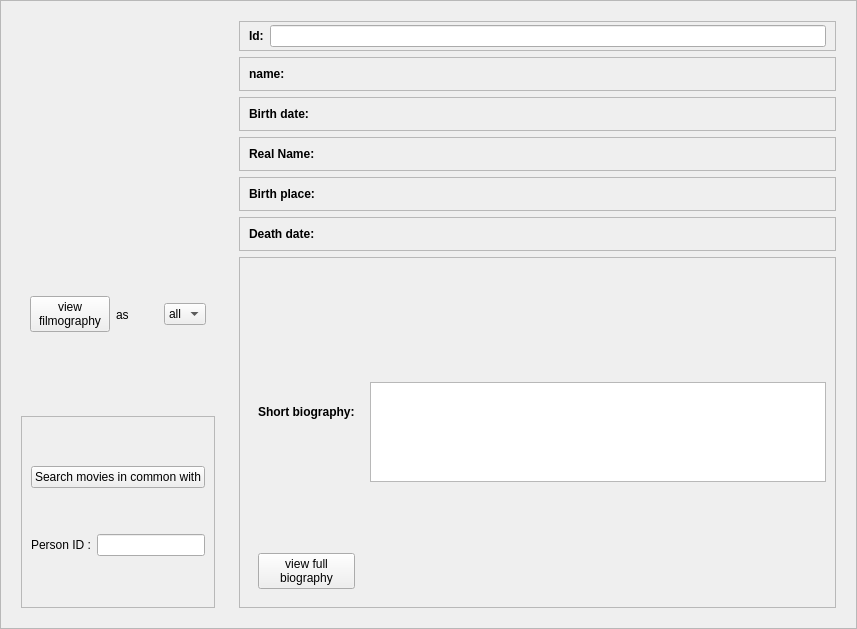
This is weboob/applications/qcineoob/ui/person.ui in laurentb/weboob as Qt 5 draws it before an edit. The edited form follows.
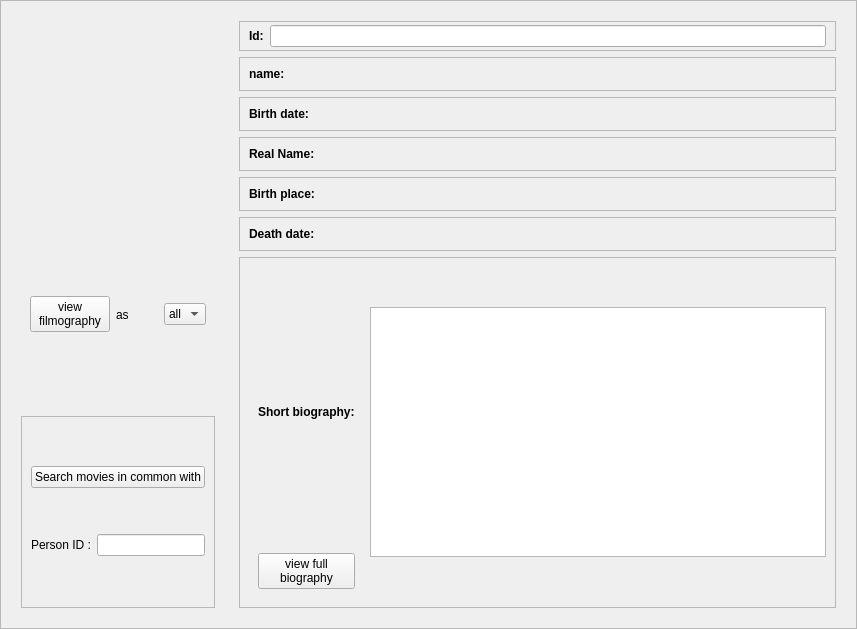
This is the edited form.

Commit message: [qcineoob] increase biography field size

```diff
--- a/weboob/applications/qcineoob/ui/person.ui
+++ b/weboob/applications/qcineoob/ui/person.ui
@@ -381,10 +381,16 @@
          </item>
          <item>
           <widget class="QPlainTextEdit" name="shortBioPlain">
+           <property name="sizePolicy">
+            <sizepolicy hsizetype="Expanding" vsizetype="Expanding">
+             <horstretch>0</horstretch>
+             <verstretch>0</verstretch>
+            </sizepolicy>
+           </property>
            <property name="maximumSize">
             <size>
              <width>16777215</width>
-             <height>100</height>
+             <height>250</height>
             </size>
            </property>
            <property name="textInteractionFlags">
```
